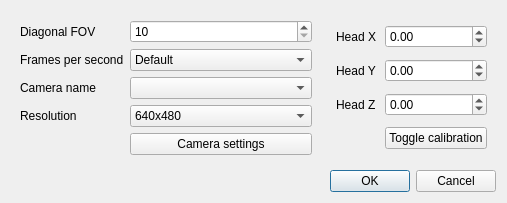
opentrack/opentrack, file tracker-aruco/aruco-trackercontrols.ui: the form before one commit.
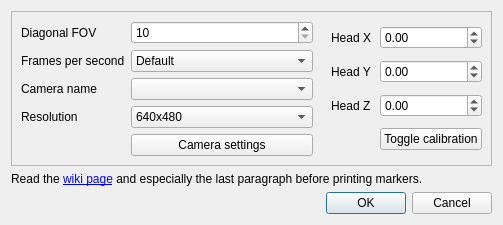
The form after the commit.

Commit message: tracker/aruco: add reference to aruco wiki page

The edit to the form file:
```diff
--- a/tracker-aruco/aruco-trackercontrols.ui
+++ b/tracker-aruco/aruco-trackercontrols.ui
@@ -9,8 +9,8 @@
    <rect>
     <x>0</x>
     <y>0</y>
-    <width>474</width>
-    <height>203</height>
+    <width>453</width>
+    <height>224</height>
    </rect>
   </property>
   <property name="sizePolicy">
@@ -23,109 +23,21 @@
    <string>Tracker settings</string>
   </property>
   <layout class="QGridLayout" name="gridLayout">
-   <item row="0" column="0">
-    <widget class="QFrame" name="frame">
-     <layout class="QGridLayout" name="gridLayout_3">
-      <item row="1" column="0">
-       <widget class="QLabel" name="label_2">
+   <item row="4" column="0">
+    <widget class="QLabel" name="label_6">
         <property name="text">
-         <string>Frames per second</string>
-        </property>
-       </widget>
-      </item>
-      <item row="2" column="0">
-       <widget class="QLabel" name="label_3">
-        <property name="text">
-         <string>Camera name</string>
-        </property>
-       </widget>
-      </item>
-      <item row="3" column="1">
-       <widget class="QComboBox" name="resolution">
-        <property name="sizePolicy">
-         <sizepolicy hsizetype="Preferred" vsizetype="Preferred">
-          <horstretch>0</horstretch>
-          <verstretch>0</verstretch>
-         </sizepolicy>
-        </property>
-        <item>
-         <property name="text">
-          <string>640x480</string>
-         </property>
-        </item>
-        <item>
-         <property name="text">
-          <string>320x240</string>
-         </property>
-        </item>
-        <item>
-         <property name="text">
-          <string>320x200</string>
-         </property>
-        </item>
-        <item>
-         <property name="text">
-          <string>Default (not recommended!)</string>
-         </property>
-        </item>
-       </widget>
-      </item>
-      <item row="3" column="0">
-       <widget class="QLabel" name="label_4">
-        <property name="text">
-         <string>Resolution</string>
-        </property>
-       </widget>
-      </item>
-      <item row="1" column="1">
-       <widget class="QComboBox" name="cameraFPS">
-        <property name="sizePolicy">
-         <sizepolicy hsizetype="Preferred" vsizetype="Preferred">
-          <horstretch>0</horstretch>
-          <verstretch>0</verstretch>
-         </sizepolicy>
-        </property>
-        <item>
-         <property name="text">
-          <string notr="true">Default</string>
-         </property>
-        </item>
-        <item>
-         <property name="text">
-          <string>30</string>
-         </property>
-        </item>
-        <item>
-         <property name="text">
-          <string>60</string>
-         </property>
-        </item>
-        <item>
-         <property name="text">
-          <string>75</string>
-         </property>
-        </item>
-        <item>
-         <property name="text">
-          <string>125</string>
-         </property>
-        </item>
-        <item>
-         <property name="text">
-          <string>200</string>
-         </property>
-        </item>
-       </widget>
-      </item>
-      <item row="0" column="0">
-       <widget class="QLabel" name="label">
-        <property name="text">
-         <string>Diagonal FOV</string>
-        </property>
-       </widget>
-      </item>
-      <item row="5" column="1">
-       <spacer name="verticalSpacer">
+      <string>&lt;html&gt;&lt;head/&gt;&lt;body&gt;&lt;p&gt;Read the &lt;a href=&quot;https://github.com/opentrack/opentrack/wiki/Aruco-tracker&quot;&gt;&lt;span style=&quot; text-decoration: underline; color:#0000ff;&quot;&gt;wiki page&lt;/span&gt;&lt;/a&gt; and especially the last paragraph before printing markers.&lt;/p&gt;&lt;/body&gt;&lt;/html&gt;</string>
+     </property>
+     <property name="wordWrap">
+      <bool>true</bool>
+     </property>
+     <property name="openExternalLinks">
+      <bool>true</bool>
+     </property>
+    </widget>
+   </item>
+   <item row="6" column="0">
+    <spacer name="verticalSpacer_2">
         <property name="orientation">
          <enum>Qt::Vertical</enum>
         </property>
@@ -137,6 +49,90 @@
         </property>
        </spacer>
       </item>
+   <item row="3" column="0">
+    <widget class="QFrame" name="frame_3">
+     <property name="frameShape">
+      <enum>QFrame::StyledPanel</enum>
+     </property>
+     <property name="frameShadow">
+      <enum>QFrame::Raised</enum>
+     </property>
+     <layout class="QHBoxLayout" name="horizontalLayout">
+      <property name="spacing">
+       <number>0</number>
+      </property>
+      <property name="leftMargin">
+       <number>0</number>
+      </property>
+      <property name="topMargin">
+       <number>0</number>
+      </property>
+      <property name="rightMargin">
+       <number>0</number>
+      </property>
+      <property name="bottomMargin">
+       <number>0</number>
+      </property>
+      <item>
+       <widget class="QFrame" name="frame">
+        <layout class="QGridLayout" name="gridLayout_4">
+         <item row="0" column="0">
+          <widget class="QLabel" name="label_9">
+           <property name="text">
+            <string>Diagonal FOV</string>
+           </property>
+          </widget>
+         </item>
+         <item row="2" column="1">
+          <widget class="QComboBox" name="cameraName">
+           <property name="sizePolicy">
+            <sizepolicy hsizetype="Preferred" vsizetype="Preferred">
+             <horstretch>0</horstretch>
+             <verstretch>0</verstretch>
+            </sizepolicy>
+           </property>
+          </widget>
+         </item>
+         <item row="1" column="1">
+          <widget class="QComboBox" name="cameraFPS">
+           <property name="sizePolicy">
+            <sizepolicy hsizetype="Preferred" vsizetype="Preferred">
+             <horstretch>0</horstretch>
+             <verstretch>0</verstretch>
+            </sizepolicy>
+           </property>
+           <item>
+            <property name="text">
+             <string notr="true">Default</string>
+            </property>
+           </item>
+           <item>
+            <property name="text">
+             <string>30</string>
+            </property>
+           </item>
+           <item>
+            <property name="text">
+             <string>60</string>
+            </property>
+           </item>
+           <item>
+            <property name="text">
+             <string>75</string>
+            </property>
+           </item>
+           <item>
+            <property name="text">
+             <string>125</string>
+            </property>
+           </item>
+           <item>
+            <property name="text">
+             <string>200</string>
+            </property>
+           </item>
+          </widget>
+         </item>
       <item row="0" column="1">
        <widget class="QSpinBox" name="cameraFOV">
         <property name="sizePolicy">
@@ -156,14 +152,34 @@
         </property>
        </widget>
       </item>
-      <item row="2" column="1">
-       <widget class="QComboBox" name="cameraName">
+         <item row="3" column="1">
+          <widget class="QComboBox" name="resolution">
         <property name="sizePolicy">
          <sizepolicy hsizetype="Preferred" vsizetype="Preferred">
           <horstretch>0</horstretch>
           <verstretch>0</verstretch>
          </sizepolicy>
         </property>
+           <item>
+            <property name="text">
+             <string>640x480</string>
+            </property>
+           </item>
+           <item>
+            <property name="text">
+             <string>320x240</string>
+            </property>
+           </item>
+           <item>
+            <property name="text">
+             <string>320x200</string>
+            </property>
+           </item>
+           <item>
+            <property name="text">
+             <string>Default (not recommended!)</string>
+            </property>
+           </item>
        </widget>
       </item>
       <item row="4" column="1">
@@ -179,10 +195,31 @@
         </property>
        </widget>
       </item>
+         <item row="1" column="0">
+          <widget class="QLabel" name="label_12">
+           <property name="text">
+            <string>Frames per second</string>
+           </property>
+          </widget>
+         </item>
+         <item row="2" column="0">
+          <widget class="QLabel" name="label_10">
+           <property name="text">
+            <string>Camera name</string>
+           </property>
+          </widget>
+         </item>
+         <item row="3" column="0">
+          <widget class="QLabel" name="label_11">
+           <property name="text">
+            <string>Resolution</string>
+           </property>
+          </widget>
+         </item>
      </layout>
     </widget>
    </item>
-   <item row="0" column="1">
+      <item>
     <widget class="QFrame" name="frame_2">
      <layout class="QGridLayout" name="gridLayout_2">
       <item row="1" column="0">
@@ -267,7 +304,10 @@
      </layout>
     </widget>
    </item>
-   <item row="1" column="1">
+     </layout>
+    </widget>
+   </item>
+   <item row="5" column="0">
     <widget class="QDialogButtonBox" name="buttonBox">
      <property name="standardButtons">
       <set>QDialogButtonBox::Cancel|QDialogButtonBox::Ok</set>
```
Left out of the diff: 76 changed lines with no effect on the pictures. Lines whose indentation alone changed are shown as unchanged.
